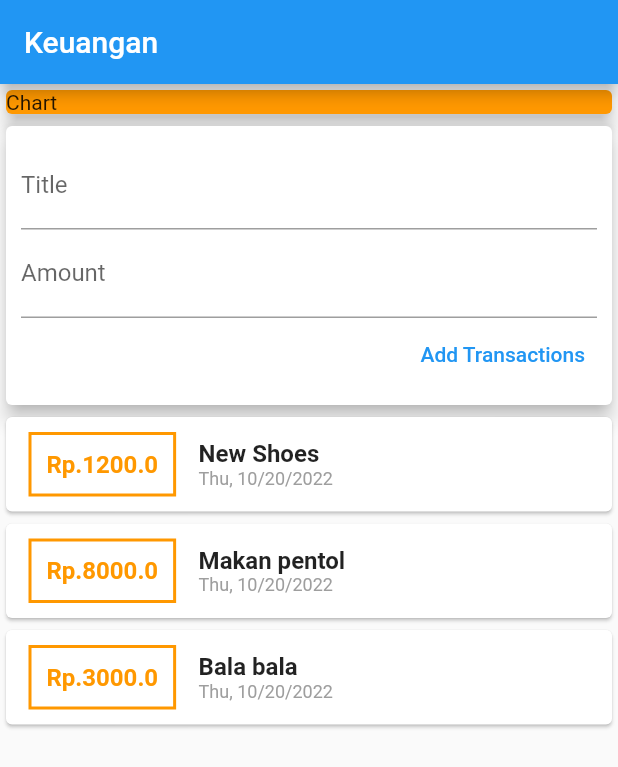
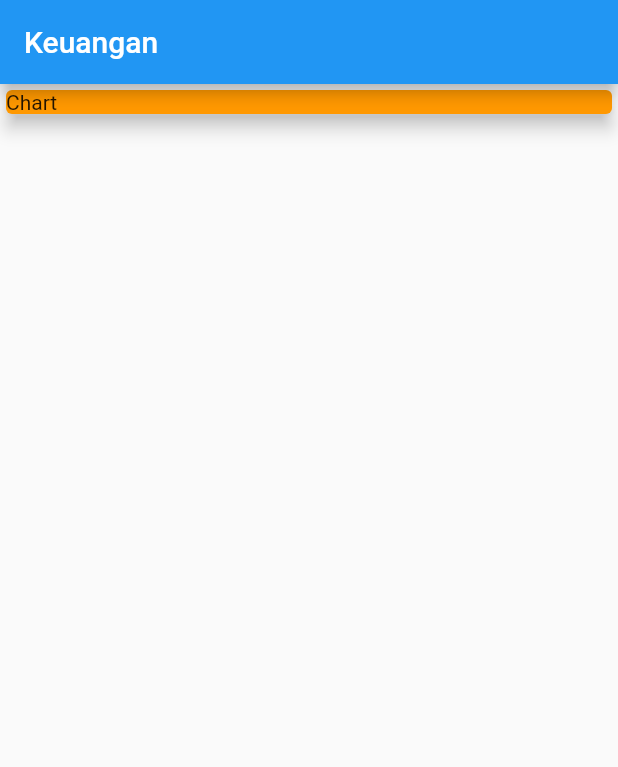
Before and after one commit to FitriantoDwiCahyo/Aplikasi-Catatan-Keuangan, a Flutter app: the screen it shows after launch, on a phone screen of 412 x 824 dp. Shown: the top 767 px of the screen. Run offline on Flutter 3.47's test engine with Material 2 defaults, Android fonts, the light colour scheme and no system bars.

Commit message:
add new file new_transaction.dart,transaction_list,user_transaction and edit main.dart

```diff
--- a/lib/main.dart
+++ b/lib/main.dart
@@ -1,32 +1,10 @@
 import 'package:flutter/material.dart';
-import 'package:flutter/services.dart';
-import './transaction.dart';
-
-import 'package:intl/intl.dart';
 
 void main() => runApp(MyApp());
 
 class MyApp extends StatelessWidget {
-  final List<Transaction> transactions = [
-    Transaction(
-      id: 't1',
-      title: 'New Shoes',
-      amount: 1200,
-      date: DateTime.now(),
-    ),
-    Transaction(
-      id: 't2',
-      title: 'Makan pentol',
-      amount: 8000,
-      date: DateTime.now(),
-    ),
-    Transaction(
-      id: 't3',
-      title: 'Bala bala',
-      amount: 3000,
-      date: DateTime.now(),
-    ),
-  ];
+  // late String titleInput;
+  // late String amountInput;
 
   MyApp({Key? key}) : super(key: key);
 
@@ -49,82 +27,6 @@
                 elevation: 5,
               ),
             ),
-            Card(
-              elevation: 5,
-              child: Container(
-                padding: EdgeInsets.all(10),
-                child: Column(
-                  crossAxisAlignment: CrossAxisAlignment.end,
-                  children: <Widget>[
-                    TextField(
-                      decoration: InputDecoration(
-                        labelText: 'Title',
-                      ),
-                    ),
-                    TextField(
-                      decoration: InputDecoration(
-                        labelText: 'Amount',
-                      ),
-                    ),
-                    TextButton(
-                      onPressed: () {},
-                      child: Text(
-                        'Add Transactions',
-                      ),
-                    ),
-                  ],
-                ),
-              ),
-            ),
-            Column(
-              children: transactions.map((tx) {
-                return Card(
-                  child: Row(
-                    children: <Widget>[
-                      Container(
-                        margin: EdgeInsets.symmetric(
-                          vertical: 10,
-                          horizontal: 15,
-                        ),
-                        decoration: BoxDecoration(
-                          border: Border.all(
-                            color: Colors.orange,
-                            width: 2,
-                          ),
-                        ),
-                        child: Text(
-                          'Rp.${tx.amount}',
-                          style: TextStyle(
-                              color: Colors.orange,
-                              fontWeight: FontWeight.bold,
-                              fontSize: 16),
-                        ),
-                        padding: EdgeInsets.all(10),
-                      ),
-                      Column(
-                        crossAxisAlignment: CrossAxisAlignment.start,
-                        children: <Widget>[
-                          Text(
-                            tx.title,
-                            style: TextStyle(
-                              fontSize: 16,
-                              fontWeight: FontWeight.bold,
-                            ),
-                          ),
-                          Text(
-                            DateFormat.yMEd().format(tx.date),
-                            style: TextStyle(
-                              color: Colors.grey,
-                              fontSize: 12,
-                            ),
-                          ),
-                        ],
-                      ),
-                    ],
-                  ),
-                );
-              }).toList(),
-            ),
           ],
         ),
       ),
```
Also changed, not shown: lib/widgets/new_transaction.dart (added, +46 -0 lines), lib/widgets/transaction_list.dart (added, +61 -0 lines), lib/widgets/user_transaction.dart (added, +45 -0 lines), lib/models/transaction.dart (renamed from lib/transaction.dart).
